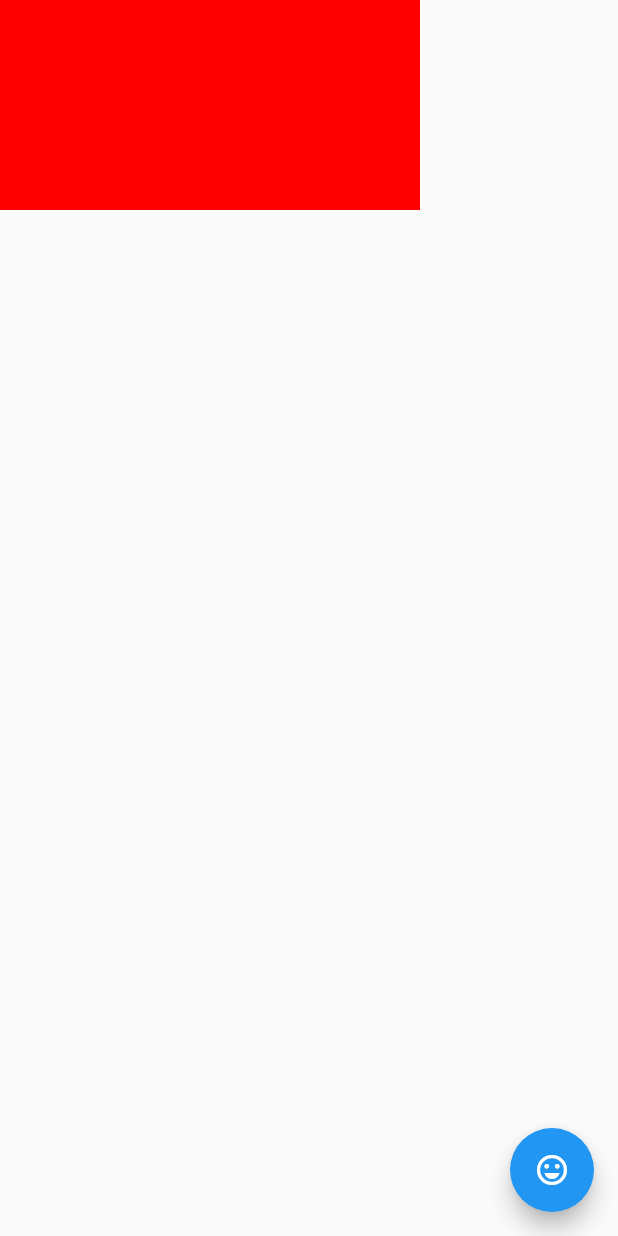
After one commit to vogellacompany/codeexamples-flutter, a Flutter app: the PositionedTiles screen opened directly, after a tap on the "sentiment very satisfied" icon, on a phone screen of 412 x 824 dp. The commit adds this screen. Run offline on Flutter 3.47's test engine with Material 2 defaults, Android fonts, the phone set to English and light mode, and no system bars; our stand-ins replace charts_flutter, flutter_markdown, html_unescape, logger, rxdart; missing offline and left inert: flame, reactive_exploration; generated files the repository leaves out were written again.

Commit message:
more example pages

```diff
--- a/hello_world/lib/components/applicationbars.dart
+++ b/hello_world/lib/components/applicationbars.dart
@@ -53,7 +53,7 @@ class MyAppBar extends StatelessWidget implements PreferredSizeWidget {
         PopupMenuButton(
           itemBuilder: (BuildContext context) {
             return [
-              new PopupMenuItem(
+               PopupMenuItem(
                 child: Text('Hello'),
               )
             ];
--- a/hello_world/lib/pages/employeepage.dart
+++ b/hello_world/lib/pages/employeepage.dart
@@ -51,6 +51,7 @@ class EmployeeWidget extends StatelessWidget {
             softWrap: true,
             style: TextStyle(fontWeight: FontWeight.bold),
           ),
+
         ),
         ButtonBarWidget(),
       ],
--- /dev/null
+++ b/hello_world/lib/pages/keyspage.dart
@@ -0,0 +1,50 @@
+import 'package:flutter/material.dart';
+
+class PositionedTiles extends StatefulWidget {
+  @override
+  State<StatefulWidget> createState() => PositionedTilesState();
+}
+
+class PositionedTilesState extends State<PositionedTiles> {
+  List<Widget> tiles = [
+    StatelessColorfulTile(),
+    StatelessColorfulTile(),
+  ];
+
+  @override
+  Widget build(BuildContext context) {
+    return Scaffold(
+      body: Row(children: tiles),
+      floatingActionButton: FloatingActionButton(
+          child: Icon(Icons.sentiment_very_satisfied), onPressed: swapTiles),
+    );
+  }
+
+  swapTiles() {
+    setState(() {
+      tiles.insert(1, tiles.removeAt(0));
+    });
+  }
+}
+
+class StatelessColorfulTile extends StatelessWidget {
+  Color myColor = UniqueColorGenerator.getColor();
+  @override
+  Widget build(BuildContext context) {
+    return Container(
+        color: myColor, child: Padding(padding: EdgeInsets.all(70.0)));
+  }
+}
+
+class UniqueColorGenerator {
+  static bool called = false;
+
+  static Color getColor() {
+    if (called) {
+      called != called;
+      return Color.fromARGB(255, 255, 255, 255);
+    } else {
+      return Color.fromARGB(255, 255, 0, 0);
+    }
+  }
+}
```
Also changed, not shown: hello_world/lib/components/drawer.dart (+10 -0 lines), hello_world/lib/pages/chartpage.dart (+4 -4 lines), hello_world/lib/pages/colorsparts.dart (added).
